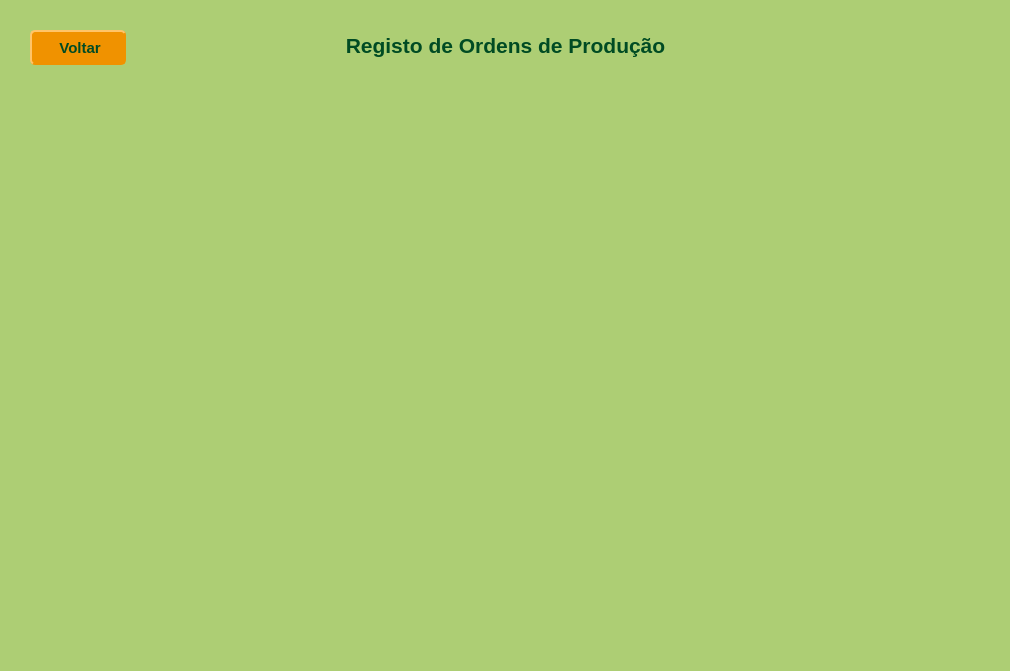
Before: the Qt Designer form Gestao_de_stock/producao.ui in DiFreixo/Projeto_Gestao_de_Stock_e_Encomendas, drawn with Qt 5.
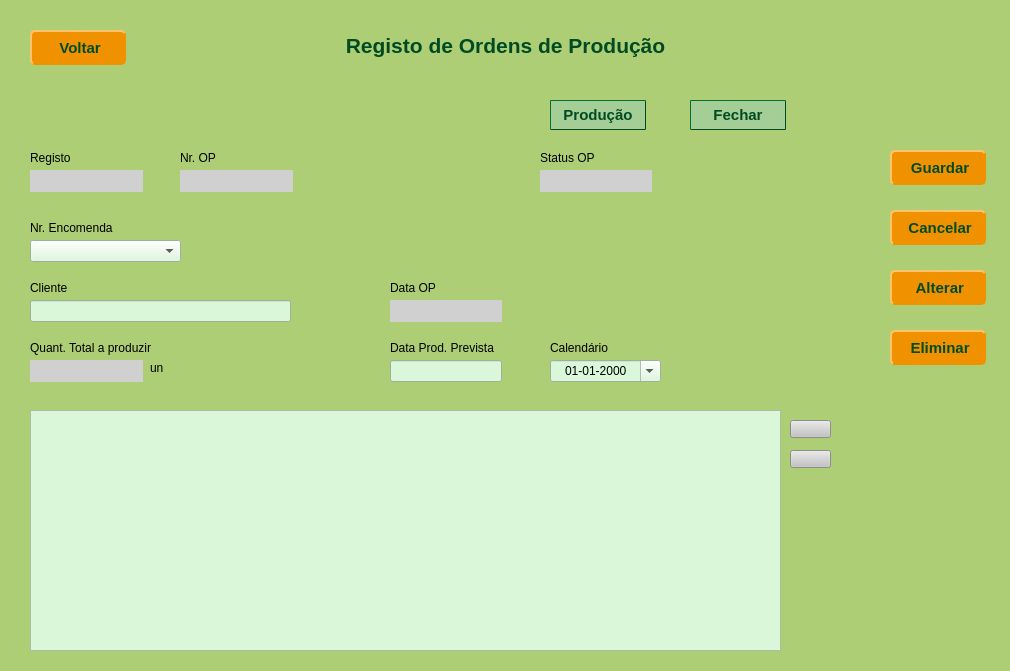
After: the same form once the commit is applied. Icons and pictures are not drawn.

Diff of the .ui file:
```diff
--- a/Gestao_de_stock/producao.ui
+++ b/Gestao_de_stock/producao.ui
@@ -158,7 +158,32 @@
      </property>
     </widget>
    </widget>
-   <widget class="QWidget" name="page2_RegistarOP">
+   <widget class="QWidget" name="page2_RegistarEncomendas">
+    <widget class="QLabel" name="label_8">
+     <property name="geometry">
+      <rect>
+       <x>150</x>
+       <y>30</y>
+       <width>711</width>
+       <height>31</height>
+      </rect>
+     </property>
+     <property name="font">
+      <font>
+       <pointsize>16</pointsize>
+       <bold>true</bold>
+      </font>
+     </property>
+     <property name="styleSheet">
+      <string notr="true">color: #004b23;</string>
+     </property>
+     <property name="text">
+      <string>Registo de Ordens de Produção</string>
+     </property>
+     <property name="alignment">
+      <set>Qt::AlignCenter</set>
+     </property>
+    </widget>
     <widget class="QPushButton" name="btnVoltar_producao">
      <property name="geometry">
       <rect>
@@ -192,29 +217,605 @@
        <normaloff>:/img/img/Previous.png</normaloff>:/img/img/Previous.png</iconset>
      </property>
     </widget>
+    <widget class="QPushButton" name="btnCancelar">
+     <property name="geometry">
+      <rect>
+       <x>890</x>
+       <y>210</y>
+       <width>96</width>
+       <height>35</height>
+      </rect>
+     </property>
+     <property name="font">
+      <font>
+       <pointsize>11</pointsize>
+       <bold>true</bold>
+      </font>
+     </property>
+     <property name="cursor">
+      <cursorShape>PointingHandCursor</cursorShape>
+     </property>
+     <property name="styleSheet">
+      <string notr="true">	background-color: #F09200;
+	color: #004b23;
+	border: 1.5px solid #F09200;
+	border-style: outset;
+	border-radius: 5px;</string>
+     </property>
+     <property name="text">
+      <string> Cancelar</string>
+     </property>
+     <property name="icon">
+      <iconset resource="imagens.qrc">
+       <normaloff>:/img/img/Delete.png</normaloff>:/img/img/Delete.png</iconset>
+     </property>
+    </widget>
+    <widget class="QLineEdit" name="txtRegisto">
+     <property name="enabled">
+      <bool>false</bool>
+     </property>
+     <property name="geometry">
+      <rect>
+       <x>30</x>
+       <y>170</y>
+       <width>113</width>
+       <height>22</height>
+      </rect>
+     </property>
+     <property name="styleSheet">
+      <string notr="true">
+background-color: rgb(208, 208, 208);
+</string>
+     </property>
+     <property name="frame">
+      <bool>false</bool>
+     </property>
+     <property name="alignment">
+      <set>Qt::AlignRight|Qt::AlignTrailing|Qt::AlignVCenter</set>
+     </property>
+    </widget>
+    <widget class="QLineEdit" name="txtCodigo">
+     <property name="enabled">
+      <bool>false</bool>
+     </property>
+     <property name="geometry">
+      <rect>
+       <x>180</x>
+       <y>170</y>
+       <width>113</width>
+       <height>22</height>
+      </rect>
+     </property>
+     <property name="styleSheet">
+      <string notr="true">background-color: rgb(208, 208, 208);</string>
+     </property>
+     <property name="text">
+      <string/>
+     </property>
+     <property name="frame">
+      <bool>false</bool>
+     </property>
+     <property name="alignment">
+      <set>Qt::AlignRight|Qt::AlignTrailing|Qt::AlignVCenter</set>
+     </property>
+    </widget>
+    <widget class="QPushButton" name="btnEliminar">
+     <property name="geometry">
+      <rect>
+       <x>890</x>
+       <y>330</y>
+       <width>96</width>
+       <height>35</height>
+      </rect>
+     </property>
+     <property name="font">
+      <font>
+       <pointsize>11</pointsize>
+       <bold>true</bold>
+      </font>
+     </property>
+     <property name="cursor">
+      <cursorShape>PointingHandCursor</cursorShape>
+     </property>
+     <property name="styleSheet">
+      <string notr="true">	background-color: #F09200;
+	color: #004b23;
+	border: 1.5px solid #F09200;
+	border-style: outset;
+	border-radius: 5px;</string>
+     </property>
+     <property name="text">
+      <string> Eliminar</string>
+     </property>
+     <property name="icon">
+      <iconset resource="imagens.qrc">
+       <normaloff>:/img/img/Apagar.png</normaloff>:/img/img/Apagar.png</iconset>
+     </property>
+    </widget>
+    <widget class="QLabel" name="label_44">
+     <property name="geometry">
+      <rect>
+       <x>30</x>
+       <y>340</y>
+       <width>131</width>
+       <height>16</height>
+      </rect>
+     </property>
+     <property name="text">
+      <string>Quant. Total a produzir</string>
+     </property>
+    </widget>
+    <widget class="QPushButton" name="btnModificar">
+     <property name="geometry">
+      <rect>
+       <x>890</x>
+       <y>270</y>
+       <width>96</width>
+       <height>35</height>
+      </rect>
+     </property>
+     <property name="font">
+      <font>
+       <pointsize>11</pointsize>
+       <bold>true</bold>
+      </font>
+     </property>
+     <property name="cursor">
+      <cursorShape>PointingHandCursor</cursorShape>
+     </property>
+     <property name="styleSheet">
+      <string notr="true">	background-color: #F09200;
+	color: #004b23;
+	border: 1.5px solid #F09200;
+	border-style: outset;
+	border-radius: 5px;</string>
+     </property>
+     <property name="text">
+      <string> Alterar</string>
+     </property>
+     <property name="icon">
+      <iconset resource="imagens.qrc">
+       <normaloff>:/img/img/Modify.png</normaloff>:/img/img/Modify.png</iconset>
+     </property>
+    </widget>
+    <widget class="QLabel" name="label_10">
+     <property name="geometry">
+      <rect>
+       <x>180</x>
+       <y>150</y>
+       <width>141</width>
+       <height>16</height>
+      </rect>
+     </property>
+     <property name="text">
+      <string>Nr. OP</string>
+     </property>
+    </widget>
+    <widget class="QLineEdit" name="txtDataCriacao">
+     <property name="enabled">
+      <bool>false</bool>
+     </property>
+     <property name="geometry">
+      <rect>
+       <x>390</x>
+       <y>300</y>
+       <width>112</width>
+       <height>22</height>
+      </rect>
+     </property>
+     <property name="styleSheet">
+      <string notr="true">background-color: rgb(208, 208, 208);</string>
+     </property>
+     <property name="text">
+      <string/>
+     </property>
+     <property name="frame">
+      <bool>false</bool>
+     </property>
+     <property name="alignment">
+      <set>Qt::AlignRight|Qt::AlignTrailing|Qt::AlignVCenter</set>
+     </property>
+    </widget>
     <widget class="QLabel" name="label_9">
      <property name="geometry">
       <rect>
+       <x>30</x>
+       <y>150</y>
+       <width>81</width>
+       <height>16</height>
+      </rect>
+     </property>
+     <property name="text">
+      <string>Registo</string>
+     </property>
+    </widget>
+    <widget class="QLabel" name="label_11">
+     <property name="geometry">
+      <rect>
+       <x>30</x>
+       <y>280</y>
+       <width>191</width>
+       <height>16</height>
+      </rect>
+     </property>
+     <property name="text">
+      <string>Cliente</string>
+     </property>
+    </widget>
+    <widget class="QLabel" name="label_18">
+     <property name="geometry">
+      <rect>
+       <x>390</x>
+       <y>280</y>
+       <width>111</width>
+       <height>16</height>
+      </rect>
+     </property>
+     <property name="text">
+      <string>Data OP</string>
+     </property>
+    </widget>
+    <widget class="QLineEdit" name="txtQtdTotal">
+     <property name="enabled">
+      <bool>false</bool>
+     </property>
+     <property name="geometry">
+      <rect>
+       <x>30</x>
+       <y>360</y>
+       <width>113</width>
+       <height>22</height>
+      </rect>
+     </property>
+     <property name="styleSheet">
+      <string notr="true">background-color: rgb(208, 208, 208);</string>
+     </property>
+     <property name="text">
+      <string/>
+     </property>
+     <property name="frame">
+      <bool>false</bool>
+     </property>
+     <property name="alignment">
+      <set>Qt::AlignRight|Qt::AlignTrailing|Qt::AlignVCenter</set>
+     </property>
+    </widget>
+    <widget class="QLabel" name="label_43">
+     <property name="geometry">
+      <rect>
        <x>150</x>
-       <y>30</y>
-       <width>711</width>
-       <height>31</height>
+       <y>360</y>
+       <width>51</width>
+       <height>16</height>
+      </rect>
+     </property>
+     <property name="text">
+      <string>un</string>
+     </property>
+    </widget>
+    <widget class="QPushButton" name="btnGuardar">
+     <property name="geometry">
+      <rect>
+       <x>890</x>
+       <y>150</y>
+       <width>96</width>
+       <height>35</height>
       </rect>
      </property>
      <property name="font">
       <font>
-       <pointsize>16</pointsize>
+       <pointsize>11</pointsize>
        <bold>true</bold>
       </font>
      </property>
      <property name="styleSheet">
-      <string notr="true">color: #004b23;</string>
+      <string notr="true">	background-color: #F09200;
+	color: #004b23;
+	border: 1.5px solid #F09200;
+	border-style: outset;
+	border-radius: 5px;</string>
      </property>
      <property name="text">
-      <string>Registo de Ordens de Produção</string>
+      <string> Guardar</string>
+     </property>
+     <property name="icon">
+      <iconset resource="imagens.qrc">
+       <normaloff>:/img/img/Save.png</normaloff>:/img/img/Save.png</iconset>
+     </property>
+    </widget>
+    <widget class="QComboBox" name="cmbNrEncomenda">
+     <property name="geometry">
+      <rect>
+       <x>30</x>
+       <y>240</y>
+       <width>151</width>
+       <height>22</height>
+      </rect>
+     </property>
+     <property name="styleSheet">
+      <string notr="true">background-color:#DAF7D9;</string>
+     </property>
+    </widget>
+    <widget class="QLineEdit" name="txtDataProducao">
+     <property name="geometry">
+      <rect>
+       <x>390</x>
+       <y>360</y>
+       <width>112</width>
+       <height>22</height>
+      </rect>
+     </property>
+     <property name="styleSheet">
+      <string notr="true">background-color:#DAF7D9;</string>
+     </property>
+     <property name="text">
+      <string/>
+     </property>
+     <property name="alignment">
+      <set>Qt::AlignRight|Qt::AlignTrailing|Qt::AlignVCenter</set>
+     </property>
+    </widget>
+    <widget class="QLabel" name="label_19">
+     <property name="geometry">
+      <rect>
+       <x>390</x>
+       <y>340</y>
+       <width>111</width>
+       <height>16</height>
+      </rect>
+     </property>
+     <property name="text">
+      <string>Data Prod. Prevista</string>
+     </property>
+    </widget>
+    <widget class="QLabel" name="label_52">
+     <property name="geometry">
+      <rect>
+       <x>540</x>
+       <y>150</y>
+       <width>111</width>
+       <height>16</height>
+      </rect>
+     </property>
+     <property name="text">
+      <string>Status OP</string>
+     </property>
+    </widget>
+    <widget class="QLineEdit" name="txtStatusOP">
+     <property name="enabled">
+      <bool>false</bool>
+     </property>
+     <property name="geometry">
+      <rect>
+       <x>540</x>
+       <y>170</y>
+       <width>112</width>
+       <height>22</height>
+      </rect>
+     </property>
+     <property name="styleSheet">
+      <string notr="true">background-color: rgb(208, 208, 208);</string>
+     </property>
+     <property name="text">
+      <string/>
+     </property>
+     <property name="frame">
+      <bool>false</bool>
+     </property>
+    </widget>
+    <widget class="QTableWidget" name="tableWidget_Produtos">
+     <property name="geometry">
+      <rect>
+       <x>30</x>
+       <y>410</y>
+       <width>751</width>
+       <height>241</height>
+      </rect>
+     </property>
+     <property name="styleSheet">
+      <string notr="true">background-color:#DAF7D9;</string>
+     </property>
+     <attribute name="horizontalHeaderDefaultSectionSize">
+      <number>80</number>
+     </attribute>
+     <attribute name="horizontalHeaderHighlightSections">
+      <bool>false</bool>
+     </attribute>
+     <attribute name="horizontalHeaderStretchLastSection">
+      <bool>true</bool>
+     </attribute>
+     <attribute name="verticalHeaderHighlightSections">
+      <bool>false</bool>
+     </attribute>
+    </widget>
+    <widget class="QPushButton" name="btnAdLinha">
+     <property name="geometry">
+      <rect>
+       <x>790</x>
+       <y>420</y>
+       <width>41</width>
+       <height>18</height>
+      </rect>
+     </property>
+     <property name="cursor">
+      <cursorShape>PointingHandCursor</cursorShape>
+     </property>
+     <property name="styleSheet">
+      <string notr="true">background-color: rgb(196, 196, 196);</string>
+     </property>
+     <property name="text">
+      <string/>
+     </property>
+     <property name="icon">
+      <iconset resource="imagens.qrc">
+       <normaloff>:/img/img/Add.png</normaloff>:/img/img/Add.png</iconset>
+     </property>
+    </widget>
+    <widget class="QPushButton" name="btnEliminaLinha">
+     <property name="geometry">
+      <rect>
+       <x>790</x>
+       <y>450</y>
+       <width>41</width>
+       <height>18</height>
+      </rect>
+     </property>
+     <property name="cursor">
+      <cursorShape>PointingHandCursor</cursorShape>
+     </property>
+     <property name="styleSheet">
+      <string notr="true">background-color: rgb(196, 196, 196);</string>
+     </property>
+     <property name="text">
+      <string/>
+     </property>
+     <property name="icon">
+      <iconset resource="imagens.qrc">
+       <normaloff>:/img/img/Remove.png</normaloff>:/img/img/Remove.png</iconset>
+     </property>
+    </widget>
+    <widget class="QLabel" name="lblErro">
+     <property name="geometry">
+      <rect>
+       <x>610</x>
+       <y>15</y>
+       <width>371</width>
+       <height>21</height>
+      </rect>
+     </property>
+     <property name="text">
+      <string/>
+     </property>
+    </widget>
+    <widget class="QLabel" name="label_12">
+     <property name="geometry">
+      <rect>
+       <x>30</x>
+       <y>220</y>
+       <width>91</width>
+       <height>16</height>
+      </rect>
+     </property>
+     <property name="text">
+      <string>Nr. Encomenda</string>
+     </property>
+    </widget>
+    <widget class="QDateEdit" name="dateEdit">
+     <property name="geometry">
+      <rect>
+       <x>550</x>
+       <y>360</y>
+       <width>111</width>
+       <height>22</height>
+      </rect>
+     </property>
+     <property name="styleSheet">
+      <string notr="true">background-color:#DAF7D9;</string>
+     </property>
+     <property name="wrapping">
+      <bool>false</bool>
      </property>
      <property name="alignment">
       <set>Qt::AlignCenter</set>
+     </property>
+     <property name="readOnly">
+      <bool>false</bool>
+     </property>
+     <property name="buttonSymbols">
+      <enum>QAbstractSpinBox::UpDownArrows</enum>
+     </property>
+     <property name="displayFormat">
+      <string>dd-MM-yyyy</string>
+     </property>
+     <property name="calendarPopup">
+      <bool>true</bool>
+     </property>
+    </widget>
+    <widget class="QLineEdit" name="txtCliente">
+     <property name="geometry">
+      <rect>
+       <x>30</x>
+       <y>300</y>
+       <width>261</width>
+       <height>22</height>
+      </rect>
+     </property>
+     <property name="styleSheet">
+      <string notr="true">background-color:#DAF7D9;</string>
+     </property>
+     <property name="text">
+      <string/>
+     </property>
+    </widget>
+    <widget class="QPushButton" name="btnProducao">
+     <property name="geometry">
+      <rect>
+       <x>550</x>
+       <y>100</y>
+       <width>96</width>
+       <height>30</height>
+      </rect>
+     </property>
+     <property name="font">
+      <font>
+       <pointsize>11</pointsize>
+       <bold>true</bold>
+      </font>
+     </property>
+     <property name="cursor">
+      <cursorShape>PointingHandCursor</cursorShape>
+     </property>
+     <property name="styleSheet">
+      <string notr="true">	background-color:#A4CE95;
+	color: #004b23;
+	border: 1px solid  #004b23 ;
+	border-style: outset;
+	border-radius: 1px;</string>
+     </property>
+     <property name="text">
+      <string>Produção</string>
+     </property>
+    </widget>
+    <widget class="QPushButton" name="btnFechar">
+     <property name="geometry">
+      <rect>
+       <x>690</x>
+       <y>100</y>
+       <width>96</width>
+       <height>30</height>
+      </rect>
+     </property>
+     <property name="font">
+      <font>
+       <pointsize>11</pointsize>
+       <bold>true</bold>
+      </font>
+     </property>
+     <property name="cursor">
+      <cursorShape>PointingHandCursor</cursorShape>
+     </property>
+     <property name="styleSheet">
+      <string notr="true">	background-color:#A4CE95;
+	color: #004b23;
+	border: 1px solid  #004b23 ;
+	border-style: outset;
+	border-radius: 1px;</string>
+     </property>
+     <property name="text">
+      <string>Fechar</string>
+     </property>
+    </widget>
+    <widget class="QLabel" name="label_20">
+     <property name="geometry">
+      <rect>
+       <x>550</x>
+       <y>340</y>
+       <width>111</width>
+       <height>16</height>
+      </rect>
+     </property>
+     <property name="text">
+      <string>Calendário</string>
      </property>
     </widget>
    </widget>
```
Left out of the diff: 229 changed lines with no effect on the pictures.
